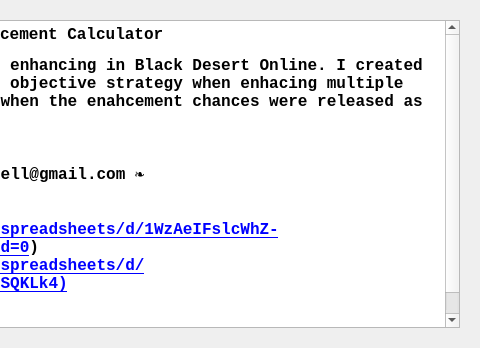
The window that Forms/dlg_About.ui (Graveflo/BDO_Enhancement_Tool) describes before a commit, drawn with Qt 5; both pictures show x 402 to 882 and y 0 to 348 of the 882 by 348 pixel window.
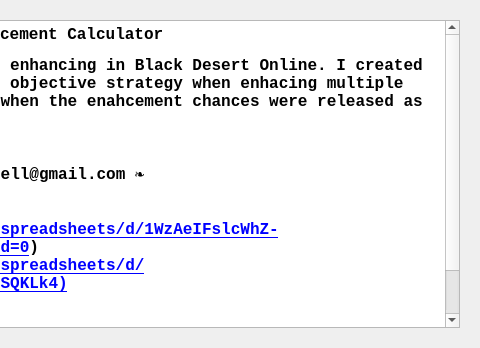
The same window after the commit. Icons and pictures are not drawn.

```diff
--- a/Forms/dlg_About.ui
+++ b/Forms/dlg_About.ui
@@ -52,7 +52,8 @@
 p, li { white-space: pre-wrap; }
 &lt;/style&gt;&lt;/head&gt;&lt;body style=&quot; font-family:'Consolas'; font-size:12pt; font-weight:600; font-style:normal;&quot;&gt;
 &lt;p align=&quot;center&quot; style=&quot; margin-top:12px; margin-bottom:12px; margin-left:0px; margin-right:0px; -qt-block-indent:0; text-indent:0px;&quot;&gt;BDO Enhancement Calculator&lt;/p&gt;
-&lt;p style=&quot; margin-top:12px; margin-bottom:12px; margin-left:0px; margin-right:0px; -qt-block-indent:0; text-indent:0px;&quot;&gt;&lt;span style=&quot; font-family:'Courier New';&quot;&gt;This is a simple tool to help optimize enhancing in Black Desert Online. I created this tool to attempt at getting a more objective strategy when enhacing multiple items. I decided to write my own code when the enahcement chances were released as there are plenty of other calculators.&lt;br /&gt;&lt;br /&gt;&lt;br /&gt;@author: ☙ Ryan McConnell ♈♑ rammcconnell@gmail.com ❧&lt;br /&gt;&lt;br /&gt;Thank you:&lt;br /&gt;Inspiration: (&lt;/span&gt;&lt;a href=&quot;https://docs.google.com/spreadsheets/d/1WzAeIFslcWhZ-TudUTrvt4S6ejGF8Uo5FwVqNivfHK0/edit#gid=0&quot;&gt;&lt;span style=&quot; font-family:'Courier New'; text-decoration: underline; color:#0000ff;&quot;&gt;https://docs.google.com/spreadsheets/d/1WzAeIFslcWhZ-TudUTrvt4S6ejGF8Uo5FwVqNivfHK0/edit#gid=0&lt;/span&gt;&lt;/a&gt;&lt;span style=&quot; font-family:'Courier New';&quot;&gt;)&lt;br /&gt;Data tables: (&lt;/span&gt;&lt;a href=&quot;https://docs.google.com/spreadsheets/d/1folCDSzYD8JQMT9tJHxJtmwy9CXVAO3SQegdESQKLk4&quot;&gt;&lt;span style=&quot; font-family:'Courier New'; text-decoration: underline; color:#0000ff;&quot;&gt;https://docs.google.com/spreadsheets/d/1folCDSzYD8JQMT9tJHxJtmwy9CXVAO3SQegdESQKLk4)&lt;/span&gt;&lt;/a&gt;&lt;br /&gt;&lt;br /&gt;&lt;span style=&quot; font-weight:400;&quot;&gt;Testers:&lt;br /&gt;Isaacvithurston (reddit&lt;/span&gt;&lt;span style=&quot; font-family:'Courier New'; font-weight:400;&quot;&gt;)&lt;/span&gt;&lt;/p&gt;&lt;/body&gt;&lt;/html&gt;</string>
+&lt;p style=&quot; margin-top:12px; margin-bottom:12px; margin-left:0px; margin-right:0px; -qt-block-indent:0; text-indent:0px;&quot;&gt;&lt;span style=&quot; font-family:'Courier New';&quot;&gt;This is a simple tool to help optimize enhancing in Black Desert Online. I created this tool to attempt at getting a more objective strategy when enhacing multiple items. I decided to write my own code when the enahcement chances were released as there are plenty of other calculators.&lt;br /&gt;&lt;br /&gt;&lt;br /&gt;@author: ☙ Ryan McConnell ♈♑ rammcconnell@gmail.com ❧&lt;br /&gt;&lt;br /&gt;Thank you:&lt;br /&gt;Inspiration: (&lt;/span&gt;&lt;a href=&quot;https://docs.google.com/spreadsheets/d/1WzAeIFslcWhZ-TudUTrvt4S6ejGF8Uo5FwVqNivfHK0/edit#gid=0&quot;&gt;&lt;span style=&quot; font-family:'Courier New'; text-decoration: underline; color:#0000ff;&quot;&gt;https://docs.google.com/spreadsheets/d/1WzAeIFslcWhZ-TudUTrvt4S6ejGF8Uo5FwVqNivfHK0/edit#gid=0&lt;/span&gt;&lt;/a&gt;&lt;span style=&quot; font-family:'Courier New';&quot;&gt;)&lt;br /&gt;Data tables: (&lt;/span&gt;&lt;a href=&quot;https://docs.google.com/spreadsheets/d/1folCDSzYD8JQMT9tJHxJtmwy9CXVAO3SQegdESQKLk4&quot;&gt;&lt;span style=&quot; font-family:'Courier New'; text-decoration: underline; color:#0000ff;&quot;&gt;https://docs.google.com/spreadsheets/d/1folCDSzYD8JQMT9tJHxJtmwy9CXVAO3SQegdESQKLk4)&lt;/span&gt;&lt;/a&gt;&lt;br /&gt;&lt;br /&gt;&lt;span style=&quot; font-weight:400;&quot;&gt;Testers:&lt;br /&gt;Isaacvithurston (reddit&lt;/span&gt;&lt;span style=&quot; font-family:'Courier New'; font-weight:400;&quot;&gt;)&lt;/span&gt;&lt;/p&gt;
+&lt;p style=&quot; margin-top:12px; margin-bottom:12px; margin-left:0px; margin-right:0px; -qt-block-indent:0; text-indent:0px;&quot;&gt;&lt;span style=&quot; font-family:'Courier New'; font-weight:400;&quot;&gt;d3lak (GitHub)&lt;/span&gt;&lt;/p&gt;&lt;/body&gt;&lt;/html&gt;</string>
         </property>
        </widget>
       </item>
```
